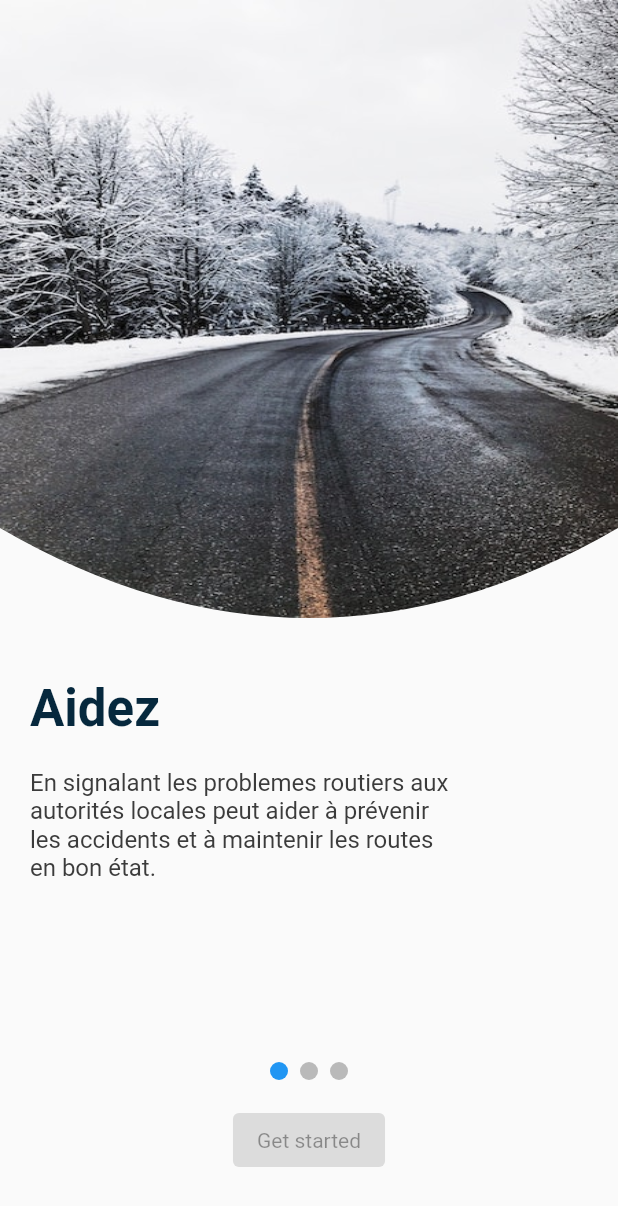
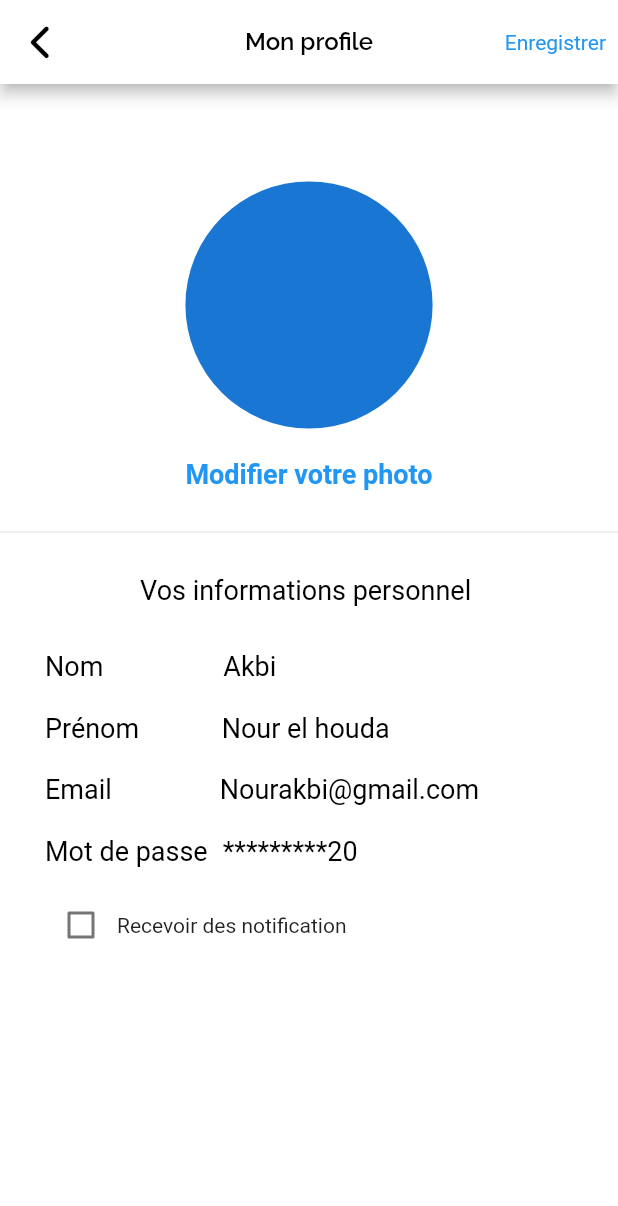
Before and after one commit to mochelbeb/Route-Dz, a Flutter app: the screen it shows after launch, on a phone screen of 412 x 824 dp. Shown: the top 1206 px of the screen. Run offline on Flutter 3.47's test engine with Material 2 defaults, Android fonts, the phone set to English and light mode, and no system bars; drawn by our look-alikes of page_view_dot_indicator; our stand-ins replace easy_debounce, easy_splash_screen, font_awesome_flutter, gap, get, line_icons and 2 more; missing offline and left inert: mapbox_gl.

Commit message:
profile page

```diff
--- a/lib/main.dart
+++ b/lib/main.dart
@@ -1,3 +1,5 @@
+import 'package:RouteDz/views/profile.dart';
+
 import 'utils/packs.dart';
 import 'package:responsive_sizer/responsive_sizer.dart';
 
@@ -12,7 +14,8 @@ Future<void> main(List<String> args) async {
     builder: (context, orientation, screenT) {
       return GetMaterialApp(
         debugShowCheckedModeBanner: false,
-        home: SplashScreen(alreadySeen : alreadySeen),
+        //home: SplashScreen(alreadySeen : alreadySeen),
+        home: MyProfilePage(),
       );
     },
   ));
--- a/lib/pages/login.dart
+++ b/lib/pages/login.dart
@@ -1,4 +1,5 @@
 import '../utils/packs.dart';
+
 
 class LoginPage extends StatelessWidget {
   LoginPage({super.key});
@@ -15,7 +16,7 @@ class LoginPage extends StatelessWidget {
       body: Center(
           child: SingleChildScrollView(
             reverse: true,
-            padding: EdgeInsets.all(10),
+            //padding: EdgeInsets.all(10),
             child: Column(
             children: [
               const Text(
@@ -100,7 +101,7 @@ class LoginPage extends StatelessWidget {
                         style: TextStyle(
                           color: Color(0xFF5E81F4),
                           fontWeight: FontWeight.bold,
-                          decoration: TextDecoration.underline,
+                          //decoration: TextDecoration.underline,
                           ),
                         ),
                       )
@@ -118,7 +119,7 @@ class LoginPage extends StatelessWidget {
                   style: TextStyle(
                     color: Color.fromARGB(255, 47, 96, 139),
                     fontWeight: FontWeight.bold,
-                    decoration: TextDecoration.underline,
+                    //decoration: TextDecoration.underline,
                     ),
                   ),
               ),
--- a/lib/pages/signup.dart
+++ b/lib/pages/signup.dart
@@ -35,7 +35,7 @@ class _SignupPageState extends State<SignupPage> {
       body: Center(
           child: SingleChildScrollView(
             reverse: true,
-            padding: EdgeInsets.all(10),
+            //padding: EdgeInsets.all(10),
             child: Column(
             children: [
               const Gap(40),
@@ -96,7 +96,7 @@ class _SignupPageState extends State<SignupPage> {
                         });
                       },
                     ),
-                    Text("Vous acceptez les conditions d'utilisation et la \npolitique de confidentialité."),
+                    Text("Vous acceptez les conditions d'utilisation \net la politique de confidentialité."),
                   ],
                 ),
               ),
--- a/lib/utils/packs.dart
+++ b/lib/utils/packs.dart
@@ -4,7 +4,7 @@ export 'package:page_view_dot_indicator/page_view_dot_indicator.dart';
 export 'package:RouteDz/Intro%20Pages/page1.dart';
 export 'package:shared_preferences/shared_preferences.dart';
 export 'package:RouteDz/Intro%20Pages/page2.dart';
-export 'package:RouteDz/Intro%20Pages/page3.dart';
+export '../Intro%20Pages/page3.dart';
 export '../main.dart';
 export '../pages/login.dart';
 export '../widgets/shapes.dart';
--- a/lib/views/profile.dart
+++ b/lib/views/profile.dart
@@ -0,0 +1,139 @@
+import '../utils/packs.dart';
+
+class MyProfilePage extends StatefulWidget {
+  MyProfilePage({Key? key}) : super(key: key);
+  @override
+  MyProfilePageState createState() => new MyProfilePageState();
+}
+
+class MyProfilePageState extends State<MyProfilePage> {
+    late bool _isChecked;
+     @override
+     void initState() {
+      super.initState();
+      _isChecked = false;
+      }
+      @override
+      Widget build(BuildContext context) {
+        final _width = MediaQuery.of(context).size.width;
+        final _height = MediaQuery.of(context).size.height;
+        return  Scaffold(
+          backgroundColor: Colors.white,
+          appBar: AppBar(
+            backgroundColor: Colors.white,
+            //elevation: 5,
+            leading: IconButton(icon: FaIcon(FontAwesomeIcons.chevronLeft,color: Colors.black,),onPressed: (){Get.back();},),
+            title: Text("Mon profile" , style: TextStyle(fontFamily: "Raleway",fontSize: 16,color: Colors.black,fontWeight: FontWeight.w600),),
+            centerTitle: true,
+            actions: [
+              TextButton(
+                onPressed: (){Get.back();},
+                child: const Text("Enregistrer")
+              )
+            ]
+          ),
+          body: Stack(
+            children: <Widget>[
+              Align(
+                alignment: Alignment.center,
+                child: Padding(
+                  padding: EdgeInsets.only(top: _height / 15),
+                  child: Column(
+                    crossAxisAlignment: CrossAxisAlignment.center,
+                    children: <Widget>[
+
+                      const Gap(10),
+
+                      CircleAvatar(
+                        /*backgroundImage:
+                        const AssetImage("assets/profile_img.jpeg"),*/
+                        radius: _height / 10,
+                      ),
+
+                      const Gap(20),
+
+                      const Text("Modifier votre photo",style: TextStyle(color: Colors.blue,fontSize: 18.0,fontWeight: FontWeight.w600,),),
+
+                      const Gap(20),
+
+                      const Divider(),
+
+                      const Gap(20),
+
+                      const Text("Vos informations personnel ",style: TextStyle(color: Colors.black,fontSize: 18.0,fontWeight: FontWeight.w500,),),
+
+                      const Gap(30),
+
+                      Padding(
+                        padding: const EdgeInsets.symmetric(horizontal: 30),
+                        child: Column(
+                          children: [
+
+                            Row(
+                              children:  [
+                                const Text("Nom",style: TextStyle(color: Colors.black,fontSize: 18.0,),),
+                                const SizedBox(width: 80,),
+                                const Text("Akbi",style: TextStyle(color: Colors.black,fontSize: 18.0,),),
+                              ],
+                            ),
+
+                            const Gap(20),
+
+                            Row(
+                              children: [
+                                const Text("Prénom",style: TextStyle(color: Colors.black,fontSize: 18.0,),),
+                                const SizedBox(width: 55,),
+                                const Text("Nour el houda",style: TextStyle(color: Colors.black,fontSize: 18.0,),),
+                              ],
+                            ),
+
+                            const Gap(20),
+
+                            Row(
+                              children: [
+                                const Text("Email",style: TextStyle(color: Colors.black,fontSize: 18.0,),),
+                                const SizedBox(width: 72,),
+                                const Text("Nourakbi@gmail.com",style: TextStyle(color: Colors.black,fontSize: 18.0,),),
+                              ],
+                            ),
+
+                            const Gap(20),
+
+                            Row(
+                              children: [
+                                const Text("Mot de passe",style: TextStyle(color: Colors.black,fontSize: 18.0,),),
+                                const SizedBox(width: 10,),
+                                const Text("*********20",style: TextStyle(color: Colors.black,fontSize: 18.0,),),
+                              ],
+                            ),
+
+                            const Gap(15),
+
+                            Row(
+                              children: [
+                                Checkbox(
+                                  value: _isChecked,
+                                  onChanged: (checked){
+                                    setState(() {
+                                      _isChecked = checked as bool;
+                                      }
+                                    );
+                                  },
+                                ),
+                                Text("Recevoir des notification"),
+                              ],
+                            ),
+
+
+                          ],
+                        ),
+                      )
+                    ],
+                  ),
+                ),
+              ),
+            ],
+          ),
+        );
+      }
+    }
--- a/pubspec.yaml
+++ b/pubspec.yaml
@@ -83,6 +83,7 @@ flutter:
     - lib/assets/image1.png
     - lib/assets/image2.png
     - lib/assets/image3.png
+    - lib/assets/profile_img.jpeg
 
   # An image asset can refer to one or more resolution-specific "variants", see
   # https://flutter.dev/assets-and-images/#resolution-aware
```
Also changed, not shown: lib/assets/profile_img.jpeg (added).
